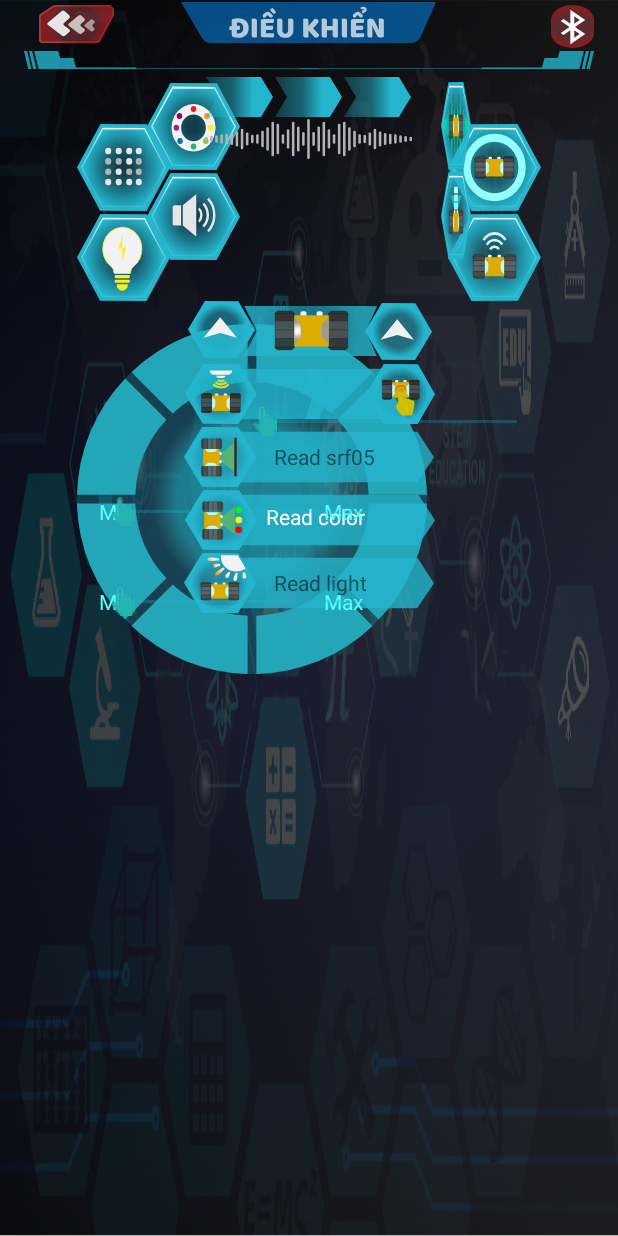
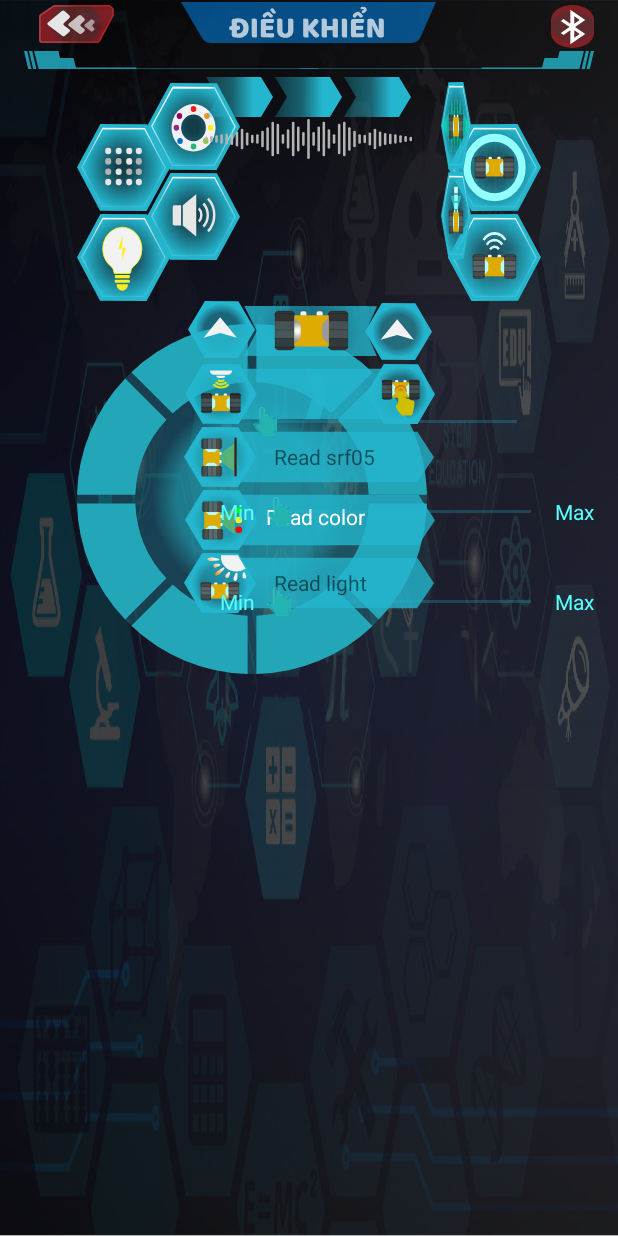
Before and after one commit to anhphuong1415/nap, an Android app: the layout activity_control.xml on its own in the app's theme, with its tools: preview values and no code run, on a phone screen of 412 x 824 dp. Run offline under Robolectric (Android 15) with nearby library versions, the phone set to English and light mode, and no system bars.

Commit message:
calib position of Icon control 2 motor

```diff
--- a/app/src/main/res/layout/activity_control.xml
+++ b/app/src/main/res/layout/activity_control.xml
@@ -451,25 +451,17 @@
             <RelativeLayout
                 android:layout_width="wrap_content"
                 android:layout_height="wrap_content"
-                android:orientation ="vertical"
+                android:orientation ="horizontal"
                 android:layout_marginRight="0dp"
                 android:layout_marginTop="5dp"
                 android:layout_alignParentRight="true" >
                 <TextView
-                    android:layout_width="180dp"
-                    android:layout_height="100dp"
-                    android:layout_marginLeft="0dp"
+                    android:layout_width="wrap_content"
+                    android:layout_height="wrap_content"
+                    android:id="@+id/textMinDC1"
                     android:layout_marginTop="120dp"
                     android:textColor="#58FFFF"
                     android:text="Min"/>
-
-                <TextView
-                    android:layout_width="180dp"
-                    android:layout_height="100dp"
-                    android:layout_marginLeft="150dp"
-                    android:layout_marginTop="120dp"
-                    android:textColor="#58FFFF"
-                    android:text="Max"/>
 
                 <TextView
                     android:layout_width="180dp"
@@ -483,55 +475,62 @@
                     android:layout_width="200dp"
                     android:layout_height="wrap_content"
                     android:layout_marginTop="120dp"
-                    android:layout_marginRight="35dp"
+                    android:layout_toRightOf="@+id/textMinDC1"
                     android:progressBackgroundTint="#24b6ce"
                     android:progressTint="#58FFFF"
                     android:max = "255"
                     android:progress= "0"
                     android:thumb="@drawable/point" />
+                <TextView
+                    android:layout_width="wrap_content"
+                    android:layout_height="wrap_content"
+                    android:layout_marginTop="120dp"
+                    android:layout_toRightOf="@+id/sbDC1"
+                    android:textColor="#58FFFF"
+                    android:text="Max"/>
             </RelativeLayout>
             <RelativeLayout
                 android:layout_width="wrap_content"
                 android:layout_height="wrap_content"
-                android:orientation ="vertical"
+                android:orientation ="horizontal"
                 android:layout_marginRight="0dp"
                 android:layout_marginTop="5dp"
                 android:layout_alignParentRight="true" >
 
                 <TextView
-                    android:layout_width="180dp"
-                    android:layout_height="100dp"
+                    android:layout_width="wrap_content"
+                    android:layout_height="wrap_content"
+                    android:id="@+id/textMinDC2"
                     android:layout_marginLeft="0dp"
                     android:layout_marginTop="180dp"
                     android:textColor="#58FFFF"
                     android:text="Min"/>
-
-                <TextView
-                    android:layout_width="180dp"
-                    android:layout_height="100dp"
-                    android:layout_marginLeft="150dp"
-                    android:layout_marginTop="180dp"
-                    android:textColor="#58FFFF"
-                    android:text="Max"/>
-
                 <TextView
                     android:layout_width="180dp"
                     android:layout_height="100dp"
                     android:id="@+id/val_dc2"
-                    android:layout_marginLeft="20dp"
                     android:layout_marginTop="150dp"
                     android:textColor="#58FFFF"/>
+
                 <SeekBar
                     android:id="@+id/sbDC2"
                     android:layout_width="200dp"
                     android:layout_height="wrap_content"
                     android:layout_marginTop="180dp"
-                    android:layout_marginRight="35dp"
+                    android:layout_toRightOf="@+id/textMinDC2"
                     android:progressBackgroundTint="#24b6ce"
                     android:progressTint="#58FFFF"
                     android:max = "255"
                     android:progress= "0"
                     android:thumb="@drawable/point" />
+                <TextView
+                    android:layout_width="wrap_content"
+                    android:layout_height="wrap_content"
+                    android:layout_toRightOf="@+id/sbDC2"
+                    android:layout_marginTop="180dp"
+                    android:textColor="#58FFFF"
+                    android:text="Max"/>
+
             </RelativeLayout>
         </RelativeLayout>
     </RelativeLayout>
```
